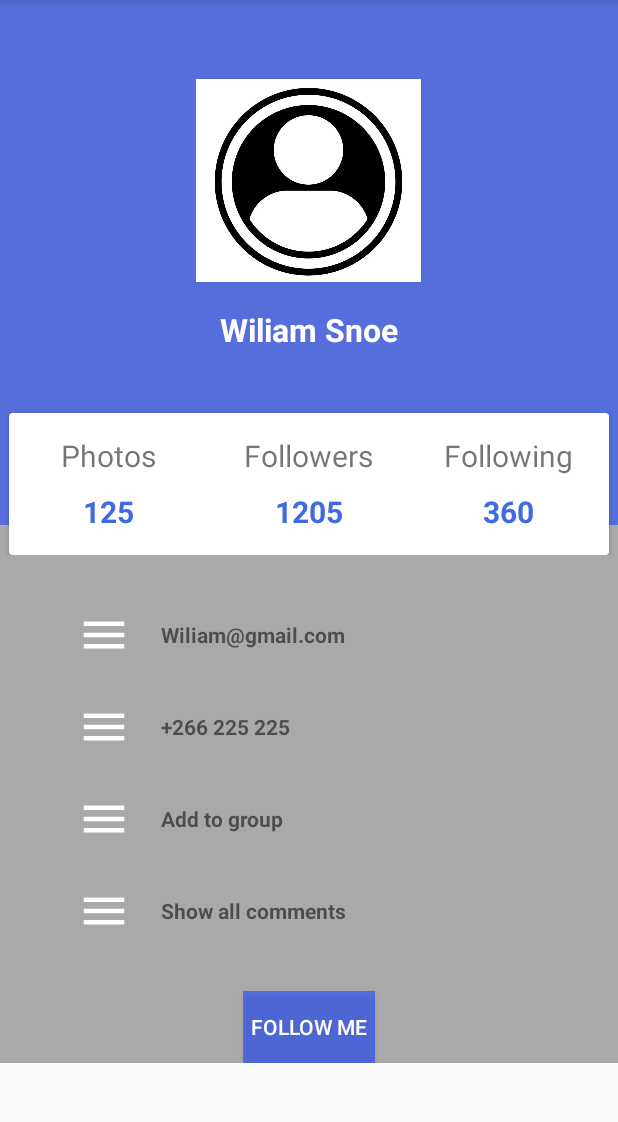
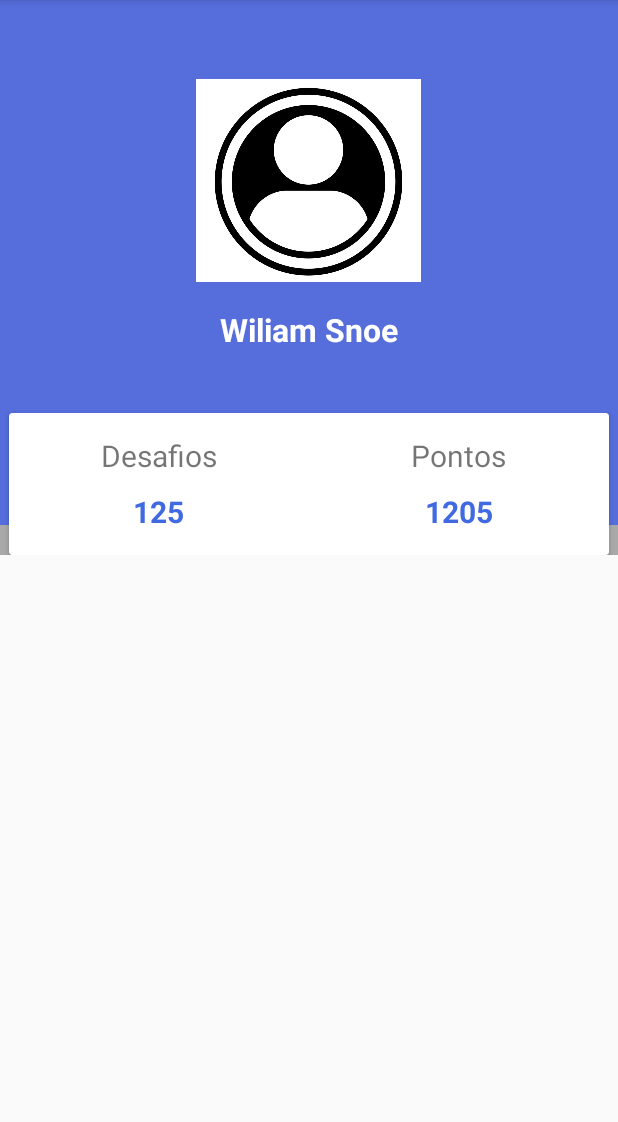
Before and after one commit to mateusmaaia/ceos, an Android app: the ProfileActivity screen opened directly, with no data from a screen before it, on a phone screen of 412 x 824 dp, the part 84-1206 px from its top. Run offline under Robolectric (Android 15) with nearby library versions, the phone set to English and light mode, and no system bars; our stand-ins replace data binding.

Commit message:
Improve a little bit activity profile

```diff
--- a/app/src/main/res/layout/activity_profile.xml
+++ b/app/src/main/res/layout/activity_profile.xml
@@ -13,6 +13,7 @@
     <android.support.constraint.ConstraintLayout
         android:layout_width="match_parent"
         android:layout_height="match_parent">
+
         <android.support.v4.widget.NestedScrollView
             android:layout_width="match_parent"
             android:layout_height="match_parent">
@@ -25,201 +26,98 @@
                 android:layout_height="match_parent"
                 android:background="@color/colorSecondary"
                 android:orientation="vertical">
+
                 <RelativeLayout
                     android:layout_width="match_parent"
                     android:layout_height="370dp">
+
                     <LinearLayout
-                        android:background="@color/colorPrimaryDark"
                         android:layout_width="match_parent"
                         android:layout_height="350dp"
+                        android:background="@color/colorPrimaryDark"
                         android:orientation="vertical">
+
                         <ImageView
-                            android:layout_marginTop="45dp"
-                            android:layout_gravity="center_horizontal"
                             android:layout_width="150dp"
                             android:layout_height="150dp"
-                            android:src="@drawable/avatar"/>
+                            android:layout_gravity="center_horizontal"
+                            android:layout_marginTop="45dp"
+                            android:src="@drawable/avatar" />
+
                         <TextView
-                            android:layout_marginTop="10dp"
-                            android:layout_gravity="center_horizontal"
                             android:layout_width="wrap_content"
                             android:layout_height="wrap_content"
+                            android:layout_gravity="center_horizontal"
+                            android:layout_marginTop="10dp"
                             android:text="Wiliam Snoe"
                             android:textColor="#fff"
-                            android:textStyle="bold"
-                            android:textSize="21sp"/>
+                            android:textSize="21sp"
+                            android:textStyle="bold" />
                     </LinearLayout>
+
                     <android.support.v7.widget.CardView
                         android:layout_width="400dp"
                         android:layout_height="120dp"
                         android:layout_centerHorizontal="true"
                         android:layout_marginTop="275dp">
+
                         <LinearLayout
                             android:layout_width="match_parent"
                             android:layout_height="match_parent"
                             android:orientation="horizontal"
-                            android:weightSum="3">
+                            android:weightSum="2">
+
                             <LinearLayout
+                                android:layout_width="0dp"
+                                android:layout_height="match_parent"
+                                android:layout_weight="1"
                                 android:gravity="center"
-                                android:orientation="vertical"
-                                android:layout_width="0dp"
-                                android:layout_weight="1"
-                                android:layout_height="match_parent">
+                                android:orientation="vertical">
+
                                 <TextView
                                     android:layout_width="wrap_content"
                                     android:layout_height="wrap_content"
-                                    android:text="Photos"
-                                    android:textSize="20sp"
-                                    />
+                                    android:text="Desafios"
+                                    android:textSize="20sp" />
+
                                 <TextView
                                     android:layout_width="wrap_content"
                                     android:layout_height="wrap_content"
+                                    android:paddingTop="10dp"
                                     android:text="125"
-                                    android:textStyle="bold"
+                                    android:textColor="@color/colorPrimary"
                                     android:textSize="20sp"
-                                    android:paddingTop="10dp"
-                                    android:textColor="@color/colorPrimary"/>
+                                    android:textStyle="bold" />
 
                             </LinearLayout>
+
                             <LinearLayout
+                                android:layout_width="0dp"
+                                android:layout_height="match_parent"
+                                android:layout_weight="1"
                                 android:gravity="center"
-                                android:orientation="vertical"
-                                android:layout_width="0dp"
-                                android:layout_weight="1"
-                                android:layout_height="match_parent">
+                                android:orientation="vertical">
+
                                 <TextView
                                     android:layout_width="wrap_content"
                                     android:layout_height="wrap_content"
-                                    android:text="Followers"
-                                    android:textSize="20sp"
-                                    />
+                                    android:text="Pontos"
+                                    android:textSize="20sp" />
+
                                 <TextView
                                     android:layout_width="wrap_content"
                                     android:layout_height="wrap_content"
+                                    android:paddingTop="10dp"
                                     android:text="1205"
-                                    android:textStyle="bold"
+                                    android:textColor="@color/colorPrimary"
                                     android:textSize="20sp"
-                                    android:paddingTop="10dp"
-                                    android:textColor="@color/colorPrimary"/>
-
-                            </LinearLayout>
-                            <LinearLayout
-                                android:gravity="center"
-                                android:orientation="vertical"
-                                android:layout_width="0dp"
-                                android:layout_weight="1"
-                                android:layout_height="match_parent">
-                                <TextView
-                                    android:layout_width="wrap_content"
-                                    android:layout_height="wrap_content"
-                                    android:text="Following"
-                                    android:textSize="20sp"
-                                    />
-                                <TextView
-                                    android:layout_width="wrap_content"
-                                    android:layout_height="wrap_content"
-                                    android:text="360"
-                                    android:textStyle="bold"
-                                    android:textSize="20sp"
-                                    android:paddingTop="10dp"
-                                    android:textColor="@color/colorPrimary"/>
+                                    android:textStyle="bold" />
 
                             </LinearLayout>
                         </LinearLayout>
 
                     </android.support.v7.widget.CardView>
                 </RelativeLayout>
-
-                <LinearLayout
-                    android:layout_width="360dp"
-                    android:layout_height="wrap_content"
-                    android:orientation="vertical"
-                    android:layout_gravity="center"
-                    android:layout_marginTop="35dp">
-                    <LinearLayout
-                        android:orientation="horizontal"
-                        android:paddingLeft="25dp"
-                        android:layout_width="match_parent"
-                        android:layout_height="wrap_content">
-                        <ImageView
-                            android:layout_width="36dp"
-                            android:layout_height="36dp"
-                            android:src="@drawable/ic_menu_icon"/>
-                        <TextView
-                            android:textStyle="bold"
-                            android:layout_gravity="center_vertical"
-                            android:layout_width="wrap_content"
-                            android:layout_height="wrap_content"
-                            android:paddingLeft="20dp"
-                            android:text="Wiliam@gmail.com"/>
-                    </LinearLayout>
-                    <LinearLayout
-                        android:layout_marginTop="25dp"
-                        android:orientation="horizontal"
-                        android:paddingLeft="25dp"
-                        android:layout_width="match_parent"
-                        android:layout_height="wrap_content">
-                        <ImageView
-                            android:layout_width="36dp"
-                            android:layout_height="36dp"
-                            android:src="@drawable/ic_menu_icon"/>
-                        <TextView
-                            android:textStyle="bold"
-                            android:layout_gravity="center_vertical"
-                            android:layout_width="wrap_content"
-                            android:layout_height="wrap_content"
-                            android:paddingLeft="20dp"
-                            android:text="+266 225 225"/>
-                    </LinearLayout>
-                    <LinearLayout
-                        android:layout_marginTop="25dp"
-                        android:orientation="horizontal"
-                        android:paddingLeft="25dp"
-                        android:layout_width="match_parent"
-                        android:layout_height="wrap_content">
-                        <ImageView
-                            android:layout_width="36dp"
-                            android:layout_height="36dp"
-                            android:src="@drawable/ic_menu_icon"/>
-                        <TextView
-                            android:textStyle="bold"
-
-                            android:layout_gravity="center_vertical"
-                            android:layout_width="wrap_content"
-                            android:layout_height="wrap_content"
-                            android:paddingLeft="20dp"
-                            android:text="Add to group"/>
-                    </LinearLayout>
-                    <LinearLayout
-                        android:layout_marginTop="25dp"
-                        android:orientation="horizontal"
-                        android:paddingLeft="25dp"
-                        android:layout_width="match_parent"
-                        android:layout_height="wrap_content">
-                        <ImageView
-                            android:layout_width="36dp"
-                            android:layout_height="36dp"
-                            android:src="@drawable/ic_menu_icon"/>
-                        <TextView
-                            android:textStyle="bold"
-
-                            android:layout_gravity="center_vertical"
-                            android:layout_width="wrap_content"
-                            android:layout_height="wrap_content"
-                            android:paddingLeft="20dp"
-                            android:text="Show all comments"/>
-                    </LinearLayout>
-                </LinearLayout>
-
-                <Button
-                    android:textColor="#fff"
-                    android:background="@color/colorPrimaryDark"
-                    android:layout_marginTop="35dp"
-                    android:layout_gravity="center_horizontal"
-                    android:layout_width="wrap_content"
-                    android:layout_height="wrap_content"
-                    android:text="Follow Me"/>
-
             </LinearLayout>
         </android.support.v4.widget.NestedScrollView>
     </android.support.constraint.ConstraintLayout>
```
